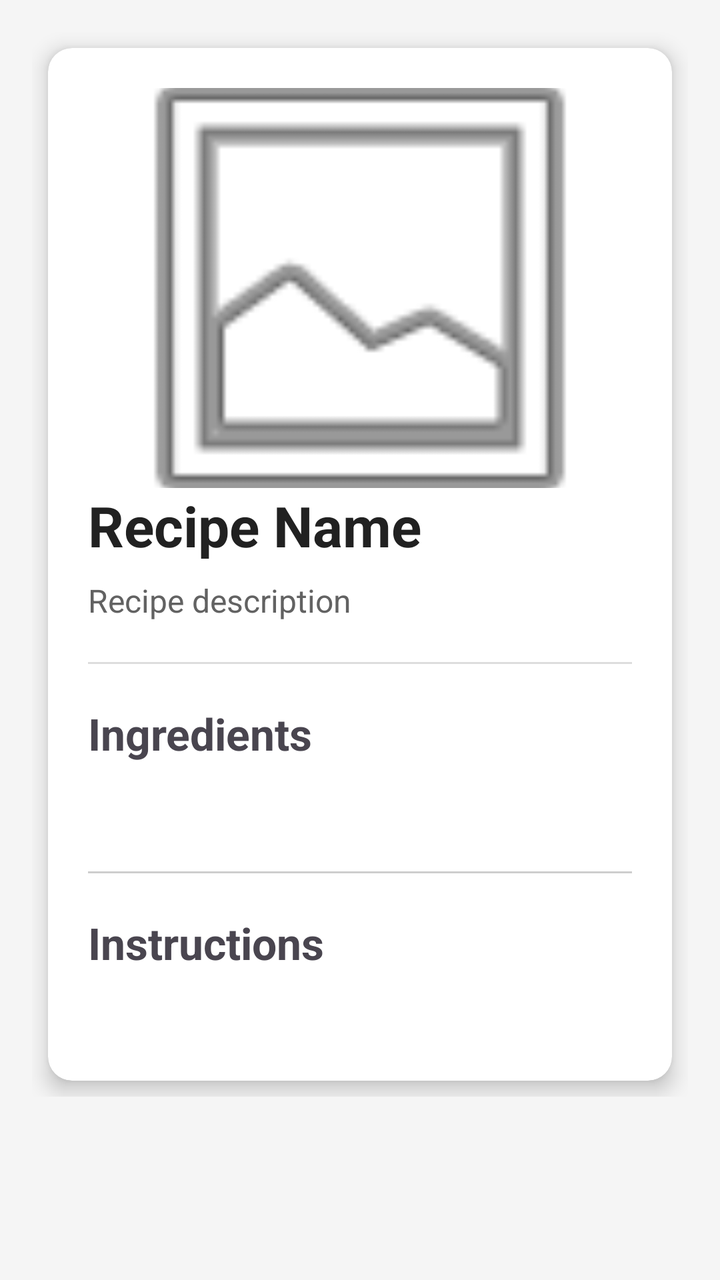
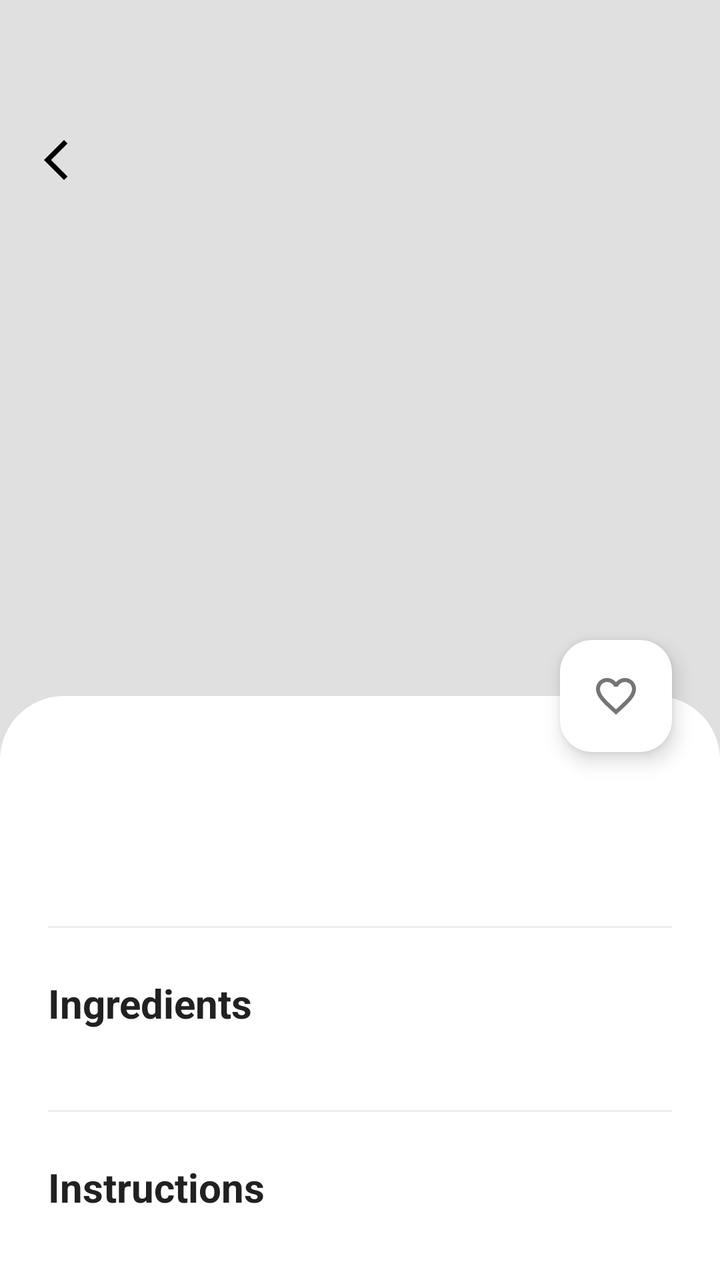

Screens rendered from an Android XML layout before and after an edit, with the pre-edit source and the edit as a unified diff.
<!-- AndroidManifest.xml: application theme Theme.ReciPick -->
<!-- res/layout/activity_recipe_details.xml -->
<?xml version="1.0" encoding="utf-8"?>
<ScrollView xmlns:android="http://schemas.android.com/apk/res/android"
    xmlns:card_view="http://schemas.android.com/apk/res-auto"
    android:layout_width="match_parent"
    android:layout_height="match_parent"
    android:background="#F5F5F5">

    <LinearLayout
        android:layout_width="match_parent"
        android:layout_height="wrap_content"
        android:orientation="vertical"
        android:padding="16dp">

        <androidx.cardview.widget.CardView
            android:layout_width="match_parent"
            android:layout_height="wrap_content"
            android:layout_margin="8dp"
            card_view:cardCornerRadius="12dp"
            card_view:cardElevation="6dp">

            <LinearLayout
                android:layout_width="match_parent"
                android:layout_height="wrap_content"
                android:orientation="vertical"
                android:padding="20dp">

                <ImageView
                    android:id="@+id/imgRecipe"
                    android:layout_width="match_parent"
                    android:layout_height="200dp"
                    android:scaleType="centerCrop"
                    android:src="@android:drawable/ic_menu_gallery"/>
                    -->

                <TextView
                    android:id="@+id/txtRecipeName"
                    android:layout_width="match_parent"
                    android:layout_height="wrap_content"
                    android:text="Recipe Name"
                    android:textSize="28sp"
                    android:textStyle="bold"
                    android:textColor="#212121"/>

                <TextView
                    android:id="@+id/txtDescription"
                    android:layout_width="match_parent"
                    android:layout_height="wrap_content"
                    android:layout_marginTop="8dp"
                    android:text="Recipe description"
                    android:textSize="16sp"
                    android:textColor="#626262"/>

                <View
                    android:layout_width="match_parent"
                    android:layout_height="1dp"
                    android:layout_marginTop="20dp"
                    android:layout_marginBottom="20dp"
                    android:background="#DDDDDD"/>

                <TextView
                    android:layout_width="wrap_content"
                    android:layout_height="wrap_content"
                    android:text="Ingredients"
                    android:textSize="22sp"
                    android:textStyle="bold"/>

                <TextView
                    android:id="@+id/txtIngredients"
                    android:layout_width="match_parent"
                    android:layout_height="wrap_content"
                    android:layout_marginTop="10dp"
                    android:textSize="18sp"
                    android:lineSpacingExtra="4dp"/>

                <View
                    android:layout_width="match_parent"
                    android:layout_height="1dp"
                    android:layout_marginTop="20dp"
                    android:layout_marginBottom="20dp"
                    android:background="#CECECE"/>

                <TextView
                    android:layout_width="wrap_content"
                    android:layout_height="wrap_content"
                    android:text="Instructions"
                    android:textSize="22sp"
                    android:textStyle="bold"/>

                <TextView
                    android:id="@+id/txtInstructions"
                    android:layout_width="match_parent"
                    android:layout_height="wrap_content"
                    android:layout_marginTop="10dp"
                    android:textSize="18sp"
                    android:lineSpacingExtra="6dp"/>

            </LinearLayout>

        </androidx.cardview.widget.CardView>

    </LinearLayout>

</ScrollView>
<!-- resources referenced by this layout -->
<resources>
  <style name="Theme.ReciPick" parent="Base.Theme.ReciPick" />
  <style name="Base.Theme.ReciPick" parent="Theme.Material3.DayNight.NoActionBar">
  
          <item name="android:statusBarColor">?attr/colorSurface</item>
          <item name="android:windowLightStatusBar">true</item>
  
      </style>
</resources>

<!-- the commit's change to res/layout/activity_recipe_details.xml (unified diff, before → after) -->
@@ -1,103 +1,125 @@
 <?xml version="1.0" encoding="utf-8"?>
-<ScrollView xmlns:android="http://schemas.android.com/apk/res/android"
-    xmlns:card_view="http://schemas.android.com/apk/res-auto"
+<androidx.coordinatorlayout.widget.CoordinatorLayout
+    xmlns:android="http://schemas.android.com/apk/res/android"
+    xmlns:app="http://schemas.android.com/apk/res-auto"
     android:layout_width="match_parent"
     android:layout_height="match_parent"
-    android:background="#F5F5F5">
+    android:background="#E0E0E0"
+    android:paddingTop="48dp">
 
-    <LinearLayout
+    <com.google.android.material.appbar.AppBarLayout
+        android:id="@+id/appbar"
         android:layout_width="match_parent"
-        android:layout_height="wrap_content"
-        android:orientation="vertical"
-        android:padding="16dp">
+        android:layout_height="300dp"
+        android:background="@android:color/transparent">
 
-        <androidx.cardview.widget.CardView
+        <com.google.android.material.appbar.CollapsingToolbarLayout
+            android:layout_width="match_parent"
+            android:layout_height="match_parent"
+            app:layout_scrollFlags="scroll|exitUntilCollapsed">
+
+            
+            <ImageView
+                android:id="@+id/ivDetailImage"
+                android:layout_width="match_parent"
+                android:layout_height="match_parent"
+                android:scaleType="centerCrop"
+                app:layout_collapseMode="parallax" />
+
+            <androidx.appcompat.widget.Toolbar
+                android:id="@+id/toolbarDetails"
+                android:layout_width="match_parent"
+                android:layout_height="?attr/actionBarSize"
+                app:layout_collapseMode="pin"
+                app:navigationIcon="@drawable/ic_arrow_back" />
+
+        </com.google.android.material.appbar.CollapsingToolbarLayout>
+    </com.google.android.material.appbar.AppBarLayout>
+
+    <androidx.core.widget.NestedScrollView
+        android:layout_width="match_parent"
+        android:layout_height="match_parent"
+        android:background="@drawable/bg_bottom_sheet"
+        app:layout_behavior="@string/appbar_scrolling_view_behavior">
+
+        <LinearLayout
             android:layout_width="match_parent"
             android:layout_height="wrap_content"
-            android:layout_margin="8dp"
-            card_view:cardCornerRadius="12dp"
-            card_view:cardElevation="6dp">
+            android:orientation="vertical"
+            android:padding="24dp">
+
+            <TextView
+                android:id="@+id/tvDetailName"
+                android:layout_width="match_parent"
+                android:layout_height="wrap_content"
+                android:textColor="#212121"
+                android:textSize="28sp"
+                android:textStyle="bold" />
+
+            <TextView
+                android:id="@+id/tvDetailDesc"
+                android:layout_width="match_parent"
+                android:layout_height="wrap_content"
+                android:layout_marginTop="8dp"
+                android:textColor="#757575"
+                android:textSize="16sp" />
+
+            <View
+                android:layout_width="match_parent"
+                android:layout_height="1dp"
+                android:layout_marginVertical="24dp"
+                android:background="#EEEEEE" />
+
+            <TextView
+                android:layout_width="wrap_content"
+                android:layout_height="wrap_content"
+                android:text="Ingredients"
+                android:textColor="#212121"
+                android:textSize="20sp"
+                android:textStyle="bold"
+                android:layout_marginBottom="16dp"/>
 
             <LinearLayout
+                android:id="@+id/layoutIngredientsList"
                 android:layout_width="match_parent"
                 android:layout_height="wrap_content"
-                android:orientation="vertical"
-                android:padding="20dp">
+                android:orientation="vertical" />
 
-                <ImageView
-                    android:id="@+id/imgRecipe"
-                    android:layout_width="match_parent"
-                    android:layout_height="200dp"
-                    android:scaleType="centerCrop"
-                    android:src="@android:drawable/ic_menu_gallery"/>
-                    -->
+            <View
+                android:layout_width="match_parent"
+                android:layout_height="1dp"
+                android:layout_marginVertical="24dp"
+                android:background="#EEEEEE" />
 
-                <TextView
-                    android:id="@+id/txtRecipeName"
-                    android:layout_width="match_parent"
-                    android:layout_height="wrap_content"
-                    android:text="Recipe Name"
-                    android:textSize="28sp"
-                    android:textStyle="bold"
-                    android:textColor="#212121"/>
+            <TextView
+                android:layout_width="wrap_content"
+                android:layout_height="wrap_content"
+                android:text="Instructions"
+                android:textColor="#212121"
+                android:textSize="20sp"
+                android:textStyle="bold"
+                android:layout_marginBottom="16dp"/>
 
-                <TextView
-                    android:id="@+id/txtDescription"
-                    android:layout_width="match_parent"
-                    android:layout_height="wrap_content"
-                    android:layout_marginTop="8dp"
-                    android:text="Recipe description"
-                    android:textSize="16sp"
-                    android:textColor="#626262"/>
+            <TextView
+                android:id="@+id/tvDetailInstructions"
+                android:layout_width="match_parent"
+                android:layout_height="wrap_content"
+                android:textColor="#424242"
+                android:textSize="16sp"
+                android:lineSpacingExtra="8dp" />
 
-                <View
-                    android:layout_width="match_parent"
-                    android:layout_height="1dp"
-                    android:layout_marginTop="20dp"
-                    android:layout_marginBottom="20dp"
-                    android:background="#DDDDDD"/>
+        </LinearLayout>
+    </androidx.core.widget.NestedScrollView>
 
-                <TextView
-                    android:layout_width="wrap_content"
-                    android:layout_height="wrap_content"
-                    android:text="Ingredients"
-                    android:textSize="22sp"
-                    android:textStyle="bold"/>
+    <com.google.android.material.floatingactionbutton.FloatingActionButton
+        android:id="@+id/fabDetailFavorite"
+        android:layout_width="wrap_content"
+        android:layout_height="wrap_content"
+        android:layout_marginEnd="24dp"
+        android:src="@drawable/baseline_favorite_border_24"
+        app:backgroundTint="#FFFFFF"
+        app:tint="#757575"
+        app:layout_anchor="@id/appbar"
+        app:layout_anchorGravity="bottom|end" />
 
-                <TextView
-                    android:id="@+id/txtIngredients"
-                    android:layout_width="match_parent"
-                    android:layout_height="wrap_content"
-                    android:layout_marginTop="10dp"
-                    android:textSize="18sp"
-                    android:lineSpacingExtra="4dp"/>
-
-                <View
-                    android:layout_width="match_parent"
-                    android:layout_height="1dp"
-                    android:layout_marginTop="20dp"
-                    android:layout_marginBottom="20dp"
-                    android:background="#CECECE"/>
-
-                <TextView
-                    android:layout_width="wrap_content"
-                    android:layout_height="wrap_content"
-                    android:text="Instructions"
-                    android:textSize="22sp"
-                    android:textStyle="bold"/>
-
-                <TextView
-                    android:id="@+id/txtInstructions"
-                    android:layout_width="match_parent"
-                    android:layout_height="wrap_content"
-                    android:layout_marginTop="10dp"
-                    android:textSize="18sp"
-                    android:lineSpacingExtra="6dp"/>
-
-            </LinearLayout>
-
-        </androidx.cardview.widget.CardView>
-
-    </LinearLayout>
-
-</ScrollView>
+</androidx.coordinatorlayout.widget.CoordinatorLayout>
<!-- resource entries referenced after the edit -->
@@ -1,5 +1,23 @@
 <!-- resources referenced by this layout -->
 <resources>
+  <!-- drawable baseline_favorite_border_24 (drawable) -->
+  <vector xmlns:android="http://schemas.android.com/apk/res/android" android:height="24dp" android:tint="#000000" android:viewportHeight="24" android:viewportWidth="24" android:width="24dp">
+        
+      <path android:fillColor="@android:color/white" android:pathData="M16.5,3c-1.74,0 -3.41,0.81 -4.5,2.09C10.91,3.81 9.24,3 7.5,3 4.42,3 2,5.42 2,8.5c0,3.78 3.4,6.86 8.55,11.54L12,21.35l1.45,-1.32C18.6,15.36 22,12.28 22,8.5 22,5.42 19.58,3 16.5,3zM12.1,18.55l-0.1,0.1 -0.1,-0.1C7.14,14.24 4,11.39 4,8.5 4,6.5 5.5,5 7.5,5c1.54,0 3.04,0.99 3.57,2.36h1.87C13.46,5.99 14.96,5 16.5,5c2,0 3.5,1.5 3.5,3.5 0,2.89 -3.14,5.74 -7.9,10.05z"/>
+      
+  </vector>
+  <!-- drawable bg_bottom_sheet (drawable) -->
+  <?xml version="1.0" encoding="utf-8"?>
+  <shape xmlns:android="http://schemas.android.com/apk/res/android">
+      <solid android:color="#FFFFFF" />
+      <corners android:topLeftRadius="32dp" android:topRightRadius="32dp" />
+  </shape>
+  <!-- drawable ic_arrow_back (drawable) -->
+  <vector xmlns:android="http://schemas.android.com/apk/res/android" android:height="24dp" android:tint="#000000" android:viewportHeight="24" android:viewportWidth="24" android:width="24dp">
+        
+      <path android:fillColor="@android:color/white" android:pathData="M17.77,3.77l-1.77,-1.77l-10,10l10,10l1.77,-1.77l-8.23,-8.23z"/>
+      
+  </vector>
   <style name="Theme.ReciPick" parent="Base.Theme.ReciPick" />
   <style name="Base.Theme.ReciPick" parent="Theme.Material3.DayNight.NoActionBar">
   
